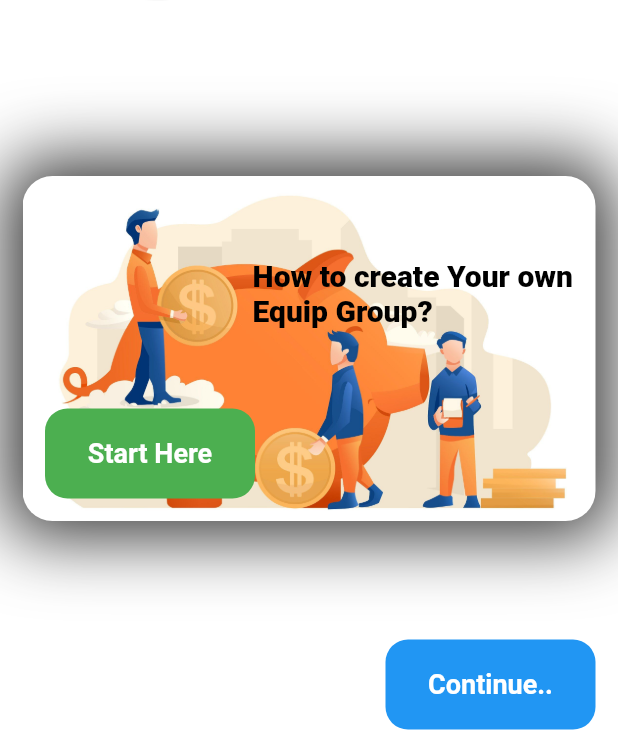
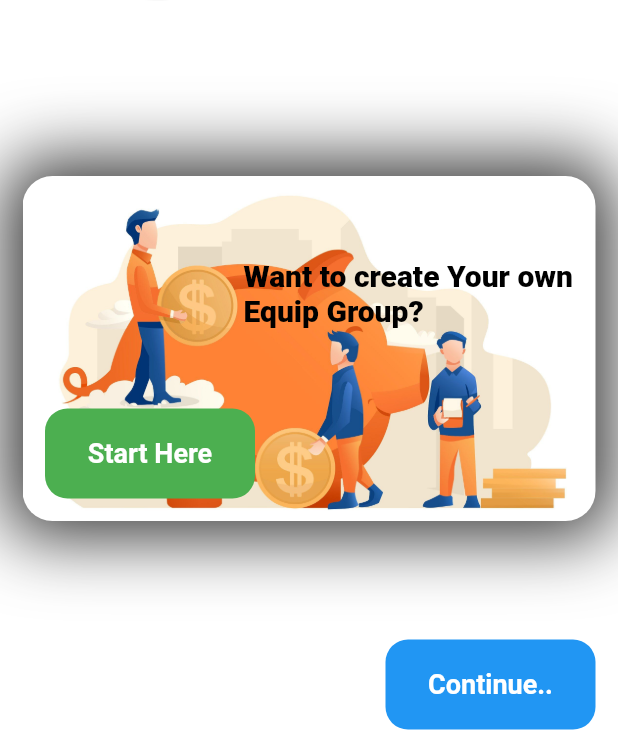
Before and after one commit to TrojanSystem/Equib, a Flutter app: the screen it shows after launch, on a phone screen of 412 x 824 dp, the part 484-1236 px from its top. Run offline on Flutter 3.47's test engine with Material 2 defaults, Android fonts, the phone set to English and light mode, and no system bars; drawn by our look-alikes of animated_text_kit; our stand-ins replace flip_card, lottie, sqflite, syncfusion_flutter_calendar; accounts and stored records are empty.

Commit message:
fix some bugs

```diff
--- a/lib/equip_home_page/home_page.dart
+++ b/lib/equip_home_page/home_page.dart
@@ -84,7 +84,7 @@ class HomePage extends StatelessWidget {
                         text: const TextSpan(
                           children: [
                             TextSpan(
-                              text: 'How to create Your own',
+                              text: 'Want to create Your own',
                               style: TextStyle(
                                 fontSize: 20,
                                 fontWeight: FontWeight.w900,
```
